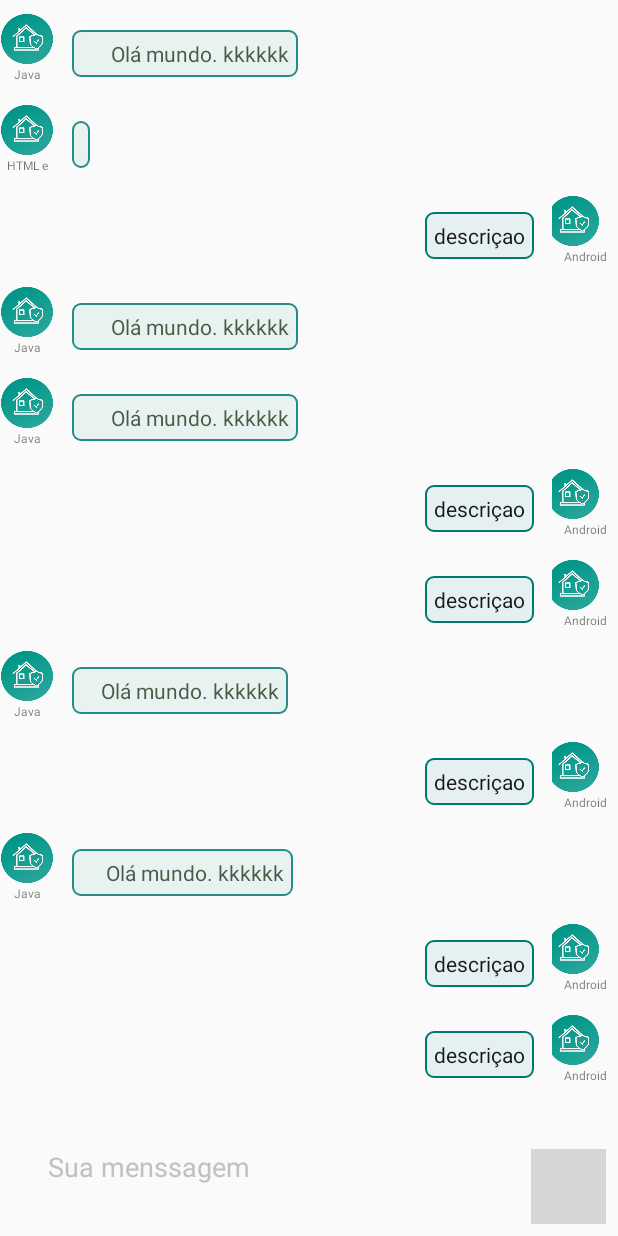
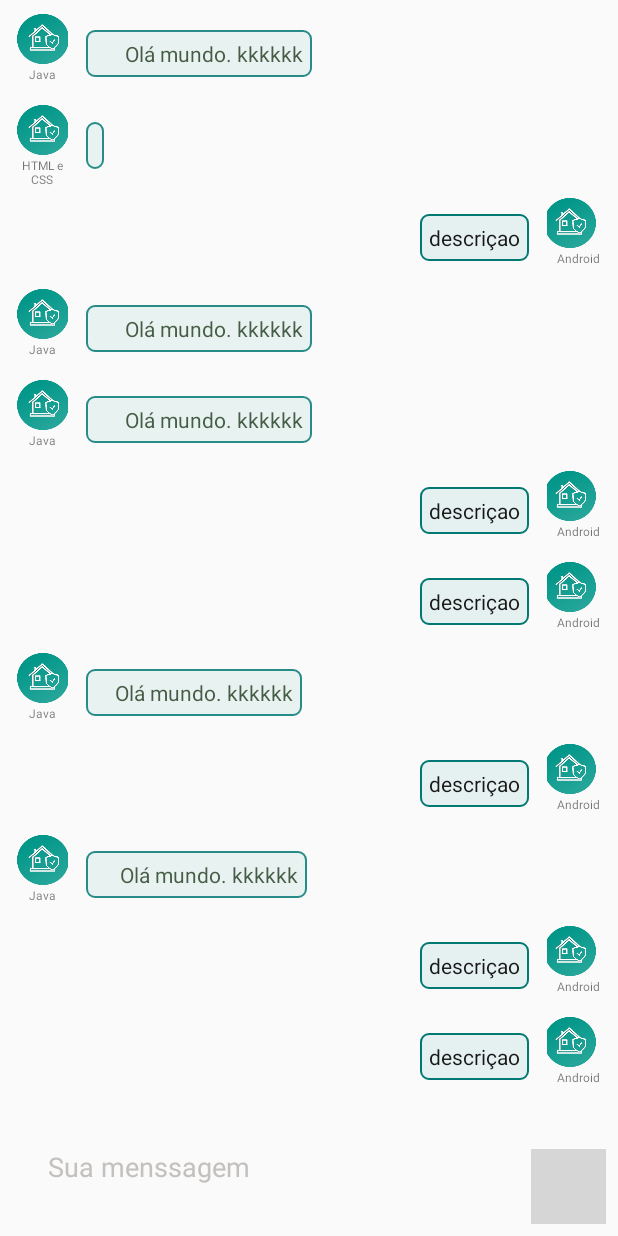
Before and after one commit to kayua/CartoonMovieCreatorAppVesion, an Android app: the fragment MessageFragment shown on its own in the app's theme, on a phone screen of 412 x 824 dp. Run offline under Robolectric (Android 15) with nearby library versions, the phone set to English and light mode, and no system bars; grey boxes are pictures that could not be loaded.

Commit message:
version 1.0.1.1

```diff
--- a/src/main/res/layout/list_msg.xml
+++ b/src/main/res/layout/list_msg.xml
@@ -36,7 +36,7 @@
             android:textSize="14sp" />
 
         <LinearLayout
-            android:layout_width="wrap_content"
+            android:layout_width="47dp"
             android:layout_height="wrap_content"
             android:layout_gravity=""
             android:gravity="top"
@@ -54,6 +54,7 @@
                 android:id="@+id/lista_curso_personalizada_nome"
                 android:layout_width="match_parent"
                 android:layout_height="wrap_content"
+                android:layout_marginRight="6dp"
                 android:gravity="center"
                 android:text="Titulo"
                 android:textSize="8dp" />
--- a/src/main/res/layout/lista_curso_personalizada.xml
+++ b/src/main/res/layout/lista_curso_personalizada.xml
@@ -11,7 +11,7 @@
     android:orientation="horizontal">
 
     <LinearLayout
-        android:layout_width="wrap_content"
+        android:layout_width="45dp"
         android:layout_height="wrap_content"
         android:layout_gravity=""
         android:gravity="center"
@@ -22,12 +22,14 @@
             android:id="@+id/lista_curso_personalizada_imagem"
             android:layout_width="36dp"
             android:layout_height="36dp"
-            android:layout_gravity="center" />
+            android:layout_gravity="center"
+            android:layout_marginLeft="6dp" />
 
         <TextView
             android:id="@+id/lista_curso_personalizada_nome"
             android:layout_width="match_parent"
             android:layout_height="wrap_content"
+            android:layout_marginLeft="6dp"
             android:gravity="center"
             android:text="Titulo"
             android:textSize="8sp" />
```
